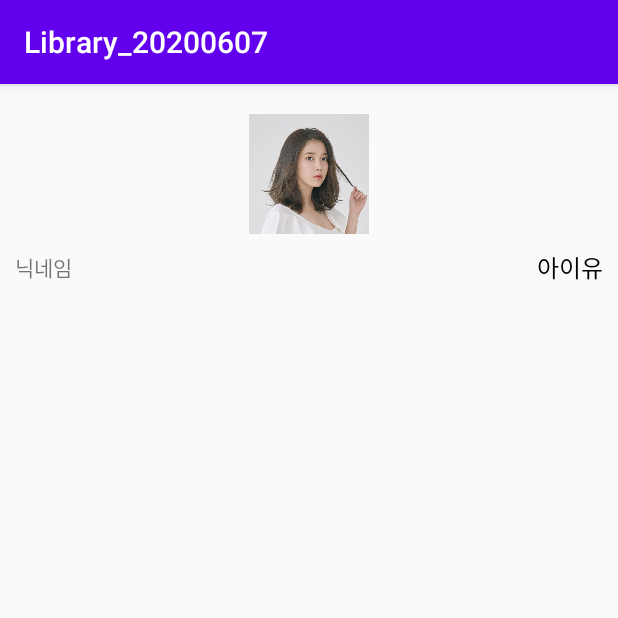
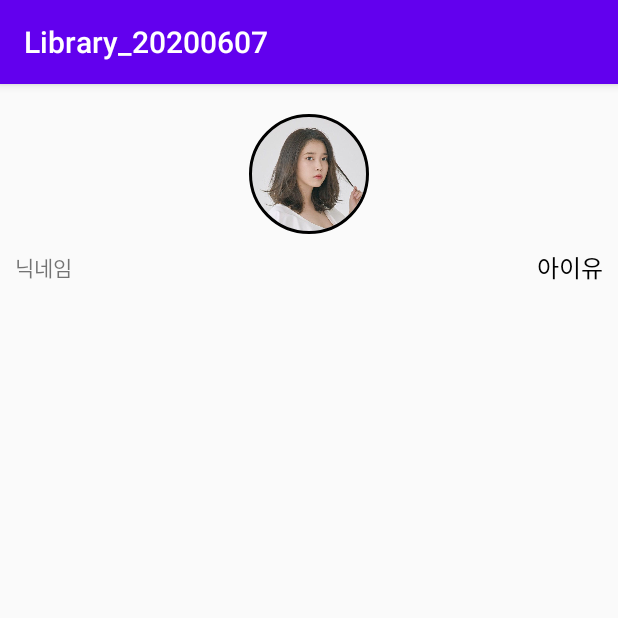
Before and after one commit to cho881020/Library_20200607, an Android app: the screen it shows after launch (MainActivity), on a phone screen of 412 x 824 dp, the top half of it. Run offline under Robolectric (Android 15) with nearby library versions, the phone set to English and light mode, and no system bars; our stand-ins replace CircleImageView.

Commit message:
원형 이미지뷰로 프사 이미지뷰 변경

```diff
--- a/app/build.gradle
+++ b/app/build.gradle
@@ -29,6 +29,7 @@ dependencies {
     implementation fileTree(dir: 'libs', include: ['*.jar'])
     implementation "org.jetbrains.kotlin:kotlin-stdlib-jdk7:$kotlin_version"
     implementation 'androidx.appcompat:appcompat:1.1.0'
+    implementation 'de.hdodenhof:circleimageview:3.1.0'
     implementation 'androidx.core:core-ktx:1.3.0'
     implementation 'androidx.constraintlayout:constraintlayout:1.1.3'
     testImplementation 'junit:junit:4.12'
--- a/app/src/main/res/layout/activity_main.xml
+++ b/app/src/main/res/layout/activity_main.xml
@@ -15,10 +15,12 @@
         android:gravity="center"
         android:padding="10dp">
 
-        <ImageView
+        <de.hdodenhof.circleimageview.CircleImageView
             android:layout_width="80dp"
             android:layout_height="80dp"
-            android:src="@drawable/iu_pic"/>
+            android:src="@drawable/iu_pic"
+            app:civ_border_width="2dp"
+            app:civ_border_color="@color/black"/>
 
 
     </LinearLayout>
```
